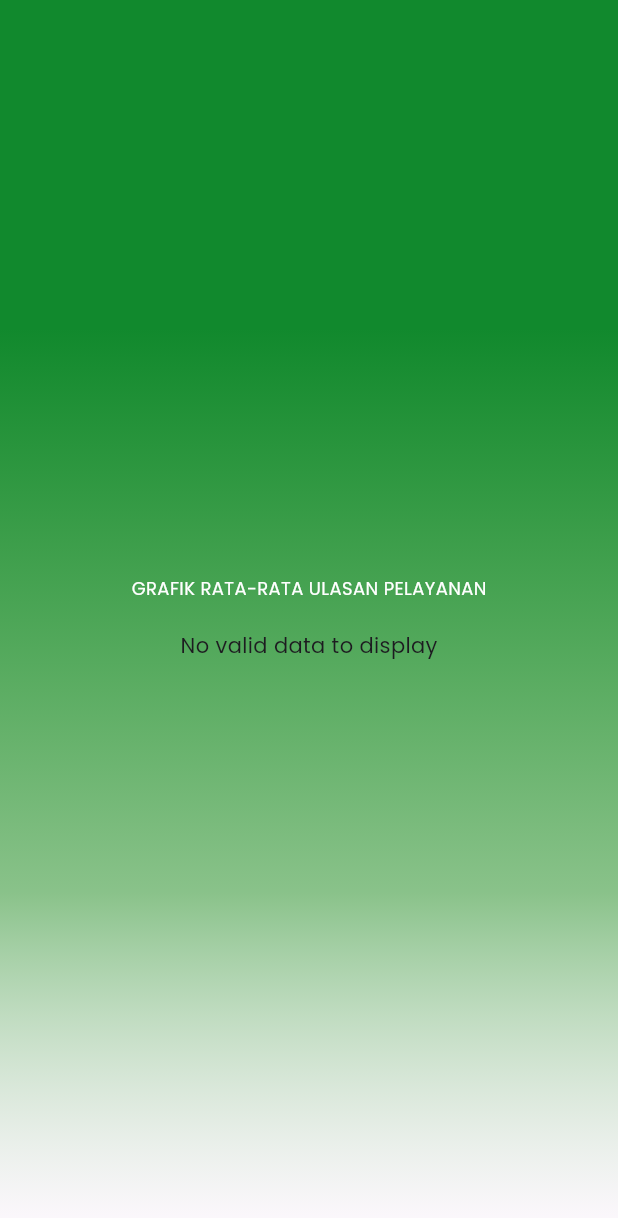
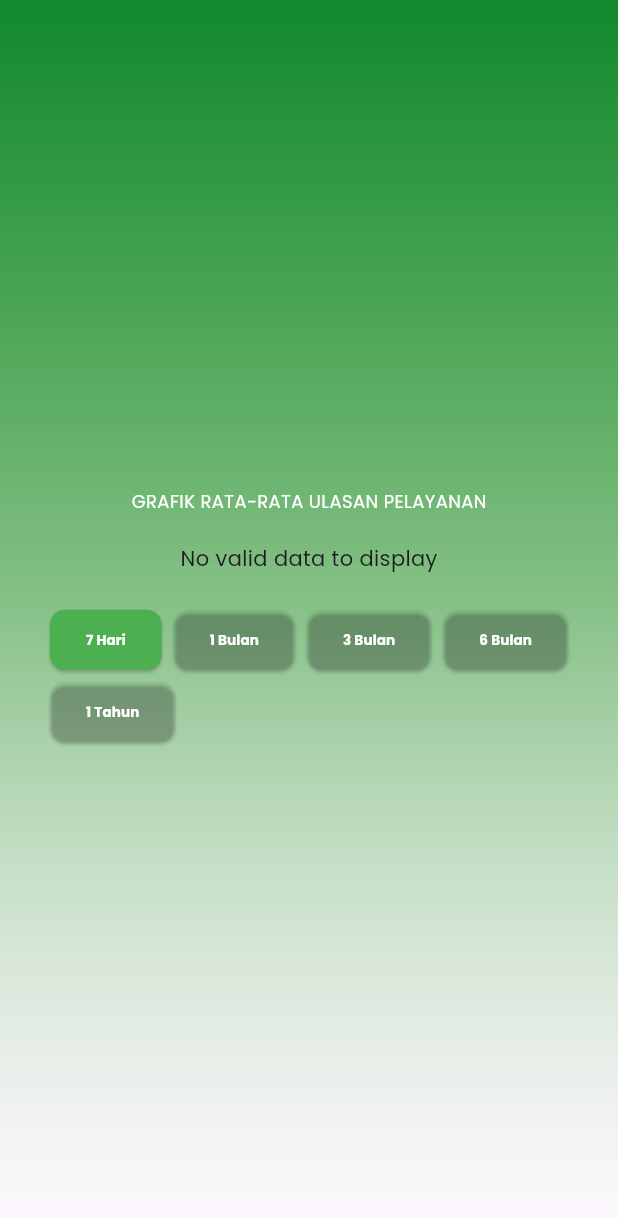
Before and after one commit to syahlachandrar/penilaian-layanan, a Flutter app: the LineChartWidget widget shown alone on an empty page, opened directly, on a phone screen of 412 x 824 dp. Shown: the top 1218 px of the screen. Run offline on Flutter 3.47's test engine with Material 3 defaults, Android fonts, the light colour scheme and no system bars; our stand-ins replace fl_chart, sqflite; accounts and stored records are empty.

Commit message:
update grafik

```diff
--- a/lib/Components/BottomBar.dart
+++ b/lib/Components/BottomBar.dart
@@ -37,7 +37,7 @@ class _BottomBarState extends State<BottomBar> {
           children: [
             _buildIcon(Icons.home, Beranda()),
             _buildIcon(Icons.star, UlasanInputPage()),
-            // _buildIcon(Icons.bar_chart, Grafik()),
+            _buildIcon(Icons.bar_chart, Grafik()),
             _buildIcon(Icons.person, LihatUlasanPage()),
           ]),
       ),
--- a/lib/Components/LineChart.dart
+++ b/lib/Components/LineChart.dart
@@ -9,28 +9,25 @@ class LineChartWidget extends StatefulWidget {
 
 class _LineChartWidgetState extends State<LineChartWidget> {
   List<FlSpot> _spots = [];
-  List<String> _dates = [];
   bool _isLoading = true;
-  String _selectedRange = "7 Days"; // Default range
-  double _minY = 0;
-  double _maxY = 5; // Nilai default maxY (akan disesuaikan)
+  String _selectedRange = "7"; // Default range: 7 hari terakhir
+  double _minY = 1;
+  double _maxY = 5;
 
   @override
   void initState() {
     super.initState();
-    _loadChartData("7"); // Default 7 days data
+    _loadChartData(_selectedRange);
   }
 
   Future<void> _loadChartData(String range) async {
+    setState(() {
+      _isLoading = true;
+      _spots = [];
+    });
+
     try {
-      // Ambil data dari database berdasarkan rentang waktu yang dipilih
       final data = await DatabaseHelper.getAverageRatingByRange(range);
-      print("Data fetched: $data");
-
-      // Menentukan minY dan maxY berdasarkan data
-      double maxBintang = 0;
-      double minBintang = double.infinity;
-
       setState(() {
         _spots = data
             .asMap()
@@ -38,26 +35,12 @@ class _LineChartWidgetState extends State<LineChartWidget> {
             .map((entry) {
           final index = entry.key.toDouble();
           final averageRating = entry.value['averageRating'] as double?;
-              if (averageRating == null ||
-                  averageRating.isNaN ||
-                  averageRating.isInfinite) {
-                return null; // Abaikan data yang tidak valid
-              }
-              _dates.add(entry.value['date'].toString());
-
-              // Menghitung minY dan maxY
-              if (averageRating > maxBintang) maxBintang = averageRating;
-              if (averageRating < minBintang) minBintang = averageRating;
-
+          if (averageRating == null || averageRating.isNaN) return null;
           return FlSpot(index, averageRating);
         })
             .where((spot) => spot != null)
             .cast<FlSpot>()
             .toList();
-
-        // Set nilai minY dan maxY
-        _minY = minBintang;
-        _maxY = maxBintang > 5 ? maxBintang : 5; // Menyesuaikan dengan nilai maxY yang lebih besar dari 5
         _isLoading = false;
       });
     } catch (e) {
@@ -77,92 +60,114 @@ class _LineChartWidgetState extends State<LineChartWidget> {
           begin: Alignment.topCenter,
           end: Alignment.bottomCenter,
           colors: [
-            Color(0xFF11892D), // Hijau pekat
-            Color.fromRGBO(0, 132, 0, 0.459), // Hijau semi-transparan
-            Color.fromRGBO(255, 254, 254, 0.247), // Abu-abu terang transparan
+            Color(0xFF11892D),
+            Color.fromRGBO(0, 132, 0, 0.459),
+            Color.fromRGBO(255, 254, 254, 0.247),
           ],
-          stops: [0.2658, 0.7223, 1.0], // Posisi gradien
         ),
       ),
       child: Column(
         mainAxisAlignment: MainAxisAlignment.center,
-        crossAxisAlignment: CrossAxisAlignment.center,
         children: [
-          // Judul grafik
           Text(
             "GRAFIK RATA-RATA ULASAN PELAYANAN",
             style: TextStyle(
               fontSize: 12,
               fontWeight: FontWeight.w400,
-              color: Color.fromARGB(255, 255, 255, 255), // Warna teks kuning terang
+              color: Colors.white,
             ),
           ),
-          SizedBox(height: 20), // Jarak antara judul dan grafik
+          SizedBox(height: 20),
           _isLoading
-              ? Center(child: CircularProgressIndicator()) // Loading
+              ? Center(child: CircularProgressIndicator())
               : _spots.isEmpty
-                  ? Center(child: Text("No valid data to display")) // Data kosong
+              ? Center(child: Text("No valid data to display"))
               : SizedBox(
-                      height: 200, // Tinggi grafik
+            height: 200,
             child: LineChart(
               LineChartData(
-                          gridData: FlGridData(
-                            show: false,
-                          ),
+                gridData: FlGridData(show: false),
                 titlesData: FlTitlesData(
                   bottomTitles: AxisTitles(
-                              sideTitles: SideTitles(
-                                showTitles: true,
-                                getTitlesWidget: (value, meta) {
-                                  final index = value.toInt();
-                                  if (index >= 0 && index < _dates.length) {
-                                    return Text(_dates[index]);
-                                  }
-                                  return Container();
-                                },
-                              ),
-                            ),
-                            topTitles: AxisTitles(
-                              sideTitles: SideTitles(
-                                showTitles: false,
-                              ),
+                    sideTitles: SideTitles(showTitles: false),
                   ),
                   leftTitles: AxisTitles(
                     sideTitles: SideTitles(
-                                showTitles: false,
+                      showTitles: true,
+                      reservedSize: 30,
+                      interval: 1,
                       getTitlesWidget: (value, meta) {
-                                  if (value == _minY || value == _maxY) {
-                                    return Text(value.toString());
+                        if (value >= 1 && value <= 5) {
+                          return Text(
+                            value.toInt().toString(),
+                            style: TextStyle(
+                              color: Colors.white,
+                              fontSize: 10,
+                            ),
+                          );
                         }
                         return Container();
                       },
                     ),
                   ),
                 ),
-                          borderData: FlBorderData(show: true), // Menambahkan border
+                borderData: FlBorderData(show: true),
                 minX: 0,
-                          maxX: _spots.isNotEmpty
-                              ? _spots.length.toDouble() - 1
-                              : 0,
+                maxX: _spots.length.toDouble() - 1,
                 minY: _minY,
                 maxY: _maxY,
                 lineBarsData: [
                   LineChartBarData(
                     spots: _spots,
-                              isCurved: true,
+                    isCurved: false,
                     barWidth: 1.5,
-                              color: Color(0xFFFBD85D), // Warna garis grafik
-                              belowBarData: BarAreaData(
-                                show: false,
-                              ),
+                    color: Color(0xFFFBD85D),
                     dotData: FlDotData(show: false),
                   ),
                 ],
               ),
             ),
           ),
+          SizedBox(height: 20),
+          Wrap(
+            spacing: 8.0,
+            children: [
+              _buildRangeButton("7", "7 Hari"),
+              _buildRangeButton("30", "1 Bulan"),
+              _buildRangeButton("90", "3 Bulan"),
+              _buildRangeButton("180", "6 Bulan"),
+              _buildRangeButton("365", "1 Tahun"),
+            ],
+          ),
         ],
       ),
     );
   }
+
+  Widget _buildRangeButton(String range, String label) {
+    final isSelected = _selectedRange == range;
+
+    return ElevatedButton(
+      onPressed: () {
+        setState(() {
+          _selectedRange = range;
+        });
+        _loadChartData(range);
+      },
+      style: ElevatedButton.styleFrom(
+        primary: isSelected ? Colors.green : Colors.transparent,
+        onPrimary: Colors.white,
+        shape: RoundedRectangleBorder(
+          borderRadius: BorderRadius.circular(10),
+        ),
+      ),
+      child: Text(
+        label,
+        style: TextStyle(
+          fontWeight: FontWeight.bold,
+          fontSize: 9,
+        ),
+      ),
+    );
   }
+}
--- a/lib/db/db_helper.dart
+++ b/lib/db/db_helper.dart
@@ -10,7 +10,6 @@ class DatabaseHelper {
       join(await sql.getDatabasesPath(), 'unik.db'),
       version: 1,
       onCreate: (database, version) async {
-        // Membuat tabel ulasan
         await database.execute('''
         CREATE TABLE ulasan (
           id INTEGER PRIMARY KEY AUTOINCREMENT,
@@ -32,11 +31,10 @@ class DatabaseHelper {
     return db.insert('ulasan', data);
   }
 
-  // Fungsi untuk mengambil semua ulasan, mengonversi dari Map ke List<Ulasan>
+  // Fungsi untuk mengambil semua ulasan
   static Future<List<Ulasan>> getAllUlasan() async {
     final db = await DatabaseHelper.db();
-    final result = await db.query('ulasan'); // Ambil data ulasan dari tabel
-    // Mengonversi setiap Map ke objek Ulasan dan mengembalikannya dalam List
+    final result = await db.query('ulasan');
     return result.map((map) => Ulasan.fromMap(map)).toList();
   }
 
@@ -53,43 +51,43 @@ class DatabaseHelper {
     return db.delete('ulasan', where: 'id = ?', whereArgs: [id]);
   }
 
-  // Fungsi untuk mendapatkan ID tertinggi dari tabel ulasan
+  // Fungsi untuk mendapatkan ID tertinggi
   static Future<int> getLastId() async {
     final db = await DatabaseHelper.db();
     final result = await db.rawQuery('SELECT MAX(id) as maxId FROM ulasan');
     return result.first['maxId'] != null ? result.first['maxId'] as int : 0;
   }
 
-  // Tambahkan fungsi ini di dalam class DatabaseHelper
+  // Fungsi untuk menghitung jumlah ulasan
   static Future<int> countUlasan() async {
     final db = await DatabaseHelper.db();
     final result = await db.rawQuery('SELECT COUNT(*) as count FROM ulasan');
     return result.first['count'] as int;
   }
 
+  // Fungsi untuk menghitung rata-rata jumlah bintang
   static Future<double> averageUlasan() async {
     final db = await DatabaseHelper.db();
-    final result = await db
-        .rawQuery('SELECT AVG(jumlah_bintang) as avgRating FROM ulasan');
+    final result = await db.rawQuery('SELECT AVG(jumlah_bintang) as avgRating FROM ulasan');
     return result.first['avgRating'] != null
         ? result.first['avgRating'] as double
         : 0.0;
   }
 
+  // Fungsi untuk mengambil ulasan terbaru
   static Future<List<Ulasan>> getRecentUlasan() async {
     final db = await DatabaseHelper.db();
     final result = await db.query(
       'ulasan',
-      orderBy: 'tanggal_waktu DESC', // Mengurutkan berdasarkan tanggal
-      limit: 8, // Membatasi hanya 20 ulasan terbaru
+      orderBy: 'tanggal_waktu DESC',
+      limit: 8,
     );
     return result.map((map) => Ulasan.fromMap(map)).toList();
   }
 
-  // Tambahkan fungsi ini di dalam class DatabaseHelper
+  // Fungsi untuk mendapatkan rata-rata ulasan per tanggal
   static Future<List<Map<String, dynamic>>> getAverageRatingByDate() async {
     final db = await DatabaseHelper.db();
-  // Query untuk mendapatkan rata-rata jumlah_bintang per tanggal
     final result = await db.rawQuery('''
       SELECT
         DATE(tanggal_waktu) as date,
@@ -101,10 +99,10 @@ static Future<List<Map<String, dynamic>>> getAverageRatingByDate() async {
     return result;
   }
 
+  // Fungsi untuk mendapatkan rata-rata ulasan dalam rentang waktu tertentu
   static Future<List<Map<String, dynamic>>> getAverageRatingByRange(String range) async {
     final db = await DatabaseHelper.db();
-
-    String query = '''
+    final result = await db.rawQuery('''
       SELECT
         DATE(tanggal_waktu) as date,
         AVG(jumlah_bintang) as averageRating
@@ -112,11 +110,131 @@ static Future<List<Map<String, dynamic>>> getAverageRatingByRange(String range)
       WHERE tanggal_waktu >= date('now', '-$range day')
       GROUP BY DATE(tanggal_waktu)
       ORDER BY DATE(tanggal_waktu) ASC
-    ''';
-
-    final result = await db.rawQuery(query);
+    ''');
     return result;
+  }
 }
 
 
-}
+// import 'dart:async';
+// import 'package:sqflite/sqflite.dart' as sql;
+// import 'package:path/path.dart';
+// import 'Model.dart';
+//
+// class DatabaseHelper {
+//   // Fungsi untuk membuka database
+//   static Future<sql.Database> db() async {
+//     return sql.openDatabase(
+//       join(await sql.getDatabasesPath(), 'unik.db'),
+//       version: 1,
+//       onCreate: (database, version) async {
+//         // Membuat tabel ulasan
+//         await database.execute('''
+//         CREATE TABLE ulasan (
+//           id INTEGER PRIMARY KEY AUTOINCREMENT,
+//           tanggal_waktu TEXT NOT NULL,
+//           jumlah_bintang INTEGER NOT NULL,
+//           penilaian TEXT NOT NULL,
+//           pesan TEXT NOT NULL
+//         )
+//       ''');
+//         print("Tabel ulasan berhasil dibuat.");
+//       },
+//     );
+//   }
+//
+//   // Fungsi untuk memasukkan ulasan
+//   static Future<int> insertUlasan(Ulasan ulasan) async {
+//     final db = await DatabaseHelper.db();
+//     final data = ulasan.toMap();
+//     return db.insert('ulasan', data);
+//   }
+//
+//   // Fungsi untuk mengambil semua ulasan, mengonversi dari Map ke List<Ulasan>
+//   static Future<List<Ulasan>> getAllUlasan() async {
+//     final db = await DatabaseHelper.db();
+//     final result = await db.query('ulasan'); // Ambil data ulasan dari tabel
+//     // Mengonversi setiap Map ke objek Ulasan dan mengembalikannya dalam List
+//     return result.map((map) => Ulasan.fromMap(map)).toList();
+//   }
+//
+//   // Fungsi untuk mengupdate ulasan
+//   static Future<int> updateUlasan(Ulasan ulasan) async {
+//     final db = await DatabaseHelper.db();
+//     final data = ulasan.toMap();
+//     return db.update('ulasan', data, where: 'id = ?', whereArgs: [ulasan.id]);
+//   }
+//
+//   // Fungsi untuk menghapus ulasan
+//   static Future<int> deleteUlasan(int id) async {
+//     final db = await DatabaseHelper.db();
+//     return db.delete('ulasan', where: 'id = ?', whereArgs: [id]);
+//   }
+//
+//   // Fungsi untuk mendapatkan ID tertinggi dari tabel ulasan
+//   static Future<int> getLastId() async {
+//     final db = await DatabaseHelper.db();
+//     final result = await db.rawQuery('SELECT MAX(id) as maxId FROM ulasan');
+//     return result.first['maxId'] != null ? result.first['maxId'] as int : 0;
+//   }
+//
+//   // Tambahkan fungsi ini di dalam class DatabaseHelper
+//   static Future<int> countUlasan() async {
+//     final db = await DatabaseHelper.db();
+//     final result = await db.rawQuery('SELECT COUNT(*) as count FROM ulasan');
+//     return result.first['count'] as int;
+//   }
+//
+//   static Future<double> averageUlasan() async {
+//     final db = await DatabaseHelper.db();
+//     final result = await db
+//         .rawQuery('SELECT AVG(jumlah_bintang) as avgRating FROM ulasan');
+//     return result.first['avgRating'] != null
+//         ? result.first['avgRating'] as double
+//         : 0.0;
+//   }
+//
+//   static Future<List<Ulasan>> getRecentUlasan() async {
+//     final db = await DatabaseHelper.db();
+//     final result = await db.query(
+//       'ulasan',
+//       orderBy: 'tanggal_waktu DESC', // Mengurutkan berdasarkan tanggal
+//       limit: 8, // Membatasi hanya 20 ulasan terbaru
+//     );
+//     return result.map((map) => Ulasan.fromMap(map)).toList();
+//   }
+//
+//   // Tambahkan fungsi ini di dalam class DatabaseHelper
+// static Future<List<Map<String, dynamic>>> getAverageRatingByDate() async {
+//   final db = await DatabaseHelper.db();
+//   // Query untuk mendapatkan rata-rata jumlah_bintang per tanggal
+//   final result = await db.rawQuery('''
+//     SELECT
+//       DATE(tanggal_waktu) as date,
+//       AVG(jumlah_bintang) as averageRating
+//     FROM ulasan
+//     GROUP BY DATE(tanggal_waktu)
+//     ORDER BY DATE(tanggal_waktu) ASC
+//   ''');
+//   return result;
+// }
+//
+// static Future<List<Map<String, dynamic>>> getAverageRatingByRange(String range) async {
+//     final db = await DatabaseHelper.db();
+//
+//     String query = '''
+//       SELECT
+//         DATE(tanggal_waktu) as date,
+//         AVG(jumlah_bintang) as averageRating
+//       FROM ulasan
+//       WHERE tanggal_waktu >= date('now', '-$range day')
+//       GROUP BY DATE(tanggal_waktu)
+//       ORDER BY DATE(tanggal_waktu) ASC
+//     ''';
+//
+//     final result = await db.rawQuery(query);
+//     return result;
+//   }
+//
+//
+// }
```
Lines whose indentation alone changed are shown as unchanged.
